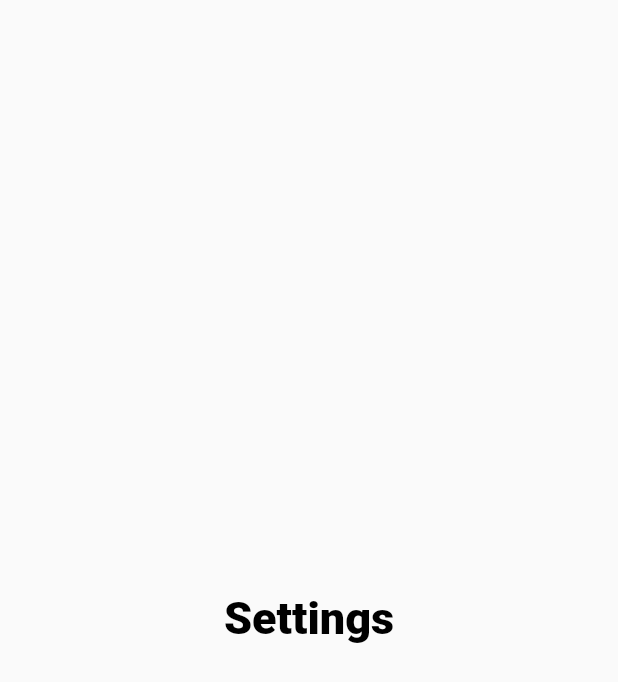
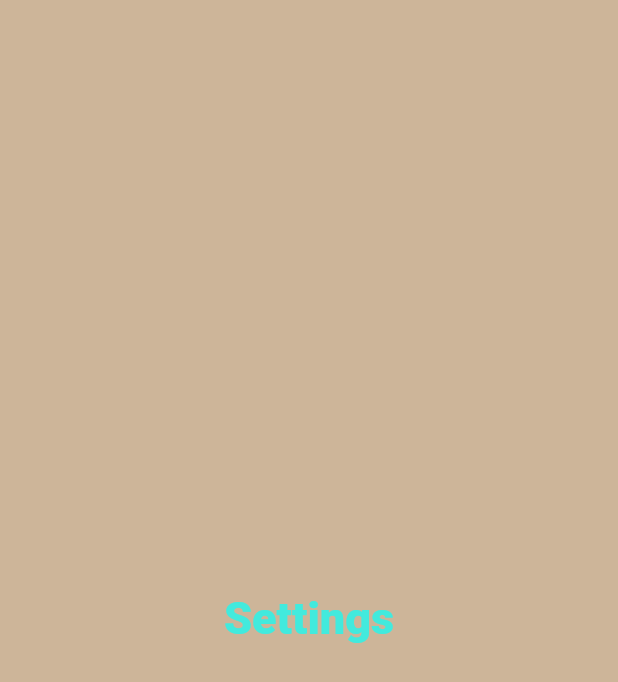
Before and after one commit to shikumi-0/SideDrawer, a Flutter app: the SettingsPage screen opened directly, on a phone screen of 412 x 824 dp. Shown: the top 682 px of the screen. Run offline on Flutter 3.47's test engine with Material 2 defaults, Android fonts, the phone set to English and light mode, and no system bars; our stand-ins replace bloc, flutter_bloc, rxdart; statements that could not run were skipped.

Commit message:
Update settings.dart

```diff
--- a/lib/pages/settings.dart
+++ b/lib/pages/settings.dart
@@ -5,12 +5,13 @@ class SettingsPage extends StatelessWidget with NavigationStates {
   @override
   Widget build(BuildContext context) {
     return Scaffold(
+      backgroundColor: Color(0xffCDB599),
       body: Center(
         child: Text(
           'Settings',
           style: TextStyle(
             fontSize: 30,
-            color: Colors.black,
+            color: Color(0xff42EADD),
             fontWeight: FontWeight.w900,
           ),
         ),
```
